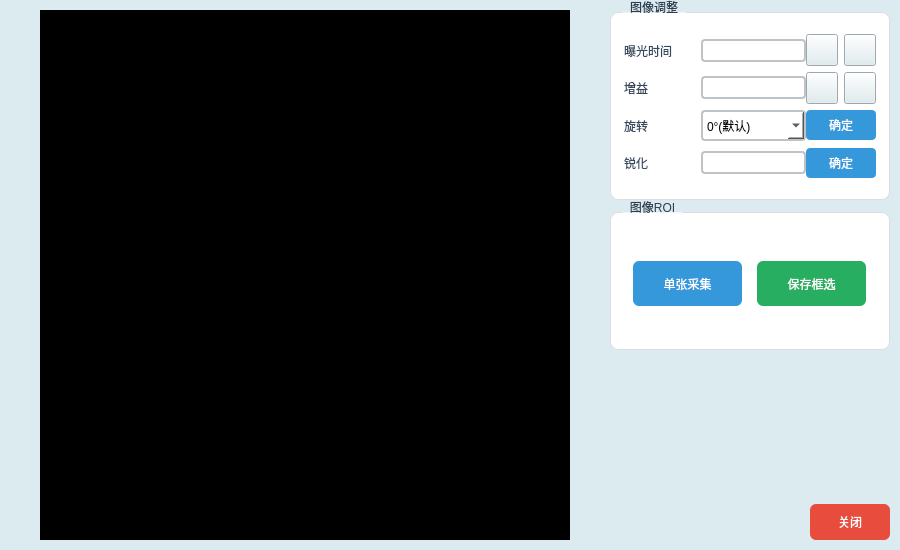
Qt form librecad/src/OCRdemo/Setting.ui (Hcj1108/Librecad_AFP5000) before a commit.
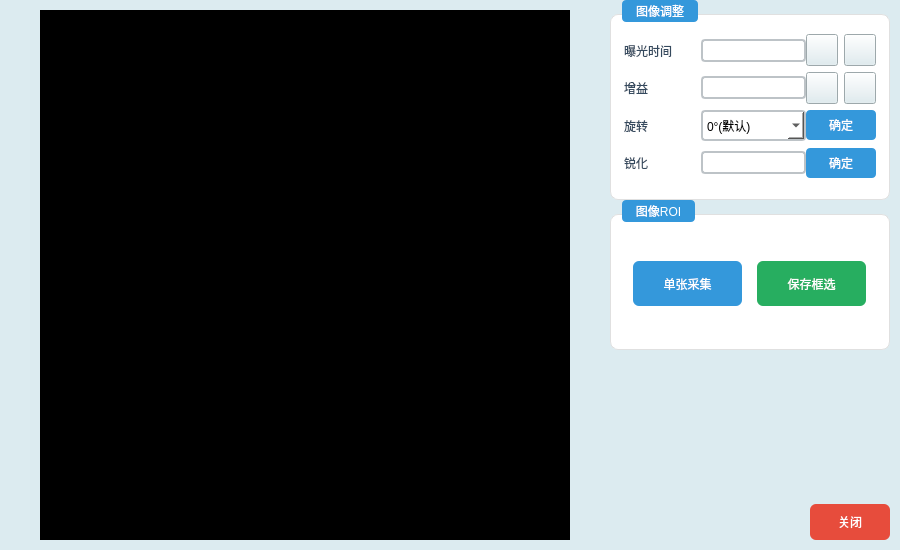
The same form after that commit. Icons and pictures are not drawn. Custom widgets are drawn as their Qt base class.

```diff
--- a/librecad/src/OCRdemo/Setting.ui
+++ b/librecad/src/OCRdemo/Setting.ui
@@ -124,8 +124,8 @@
            </size>
           </property>
           <property name="styleSheet">
-           <string notr="true">QGroupBox{font: bold 14px &quot;Microsoft YaHei&quot;; color: #2c3e50; border: 1px solid #dcdde1; border-radius: 8px; margin-top: 12px; padding-top: 14px; background: #ffffff;}
-QGroupBox::title{subcontrol-origin: margin; left: 12px; padding: 0 6px;}</string>
+           <string notr="true">QGroupBox{font: bold 14px &quot;Microsoft YaHei&quot;; color: #2c3e50; border: 1px solid #e0e0e0; border-radius: 8px; margin-top: 14px; padding-top: 18px; background: #ffffff;}
+QGroupBox::title{subcontrol-origin: margin; left: 12px; padding: 4px 12px; background: #3498db; color: white; border-radius: 4px;}</string>
           </property>
           <property name="title">
            <string>图像调整</string>
@@ -494,8 +494,8 @@
            </size>
           </property>
           <property name="styleSheet">
-           <string notr="true">QGroupBox{font: bold 14px &quot;Microsoft YaHei&quot;; color: #2c3e50; border: 1px solid #dcdde1; border-radius: 8px; margin-top: 12px; padding-top: 14px; background: #ffffff;}
-QGroupBox::title{subcontrol-origin: margin; left: 12px; padding: 0 6px;}</string>
+           <string notr="true">QGroupBox{font: bold 14px &quot;Microsoft YaHei&quot;; color: #2c3e50; border: 1px solid #e0e0e0; border-radius: 8px; margin-top: 14px; padding-top: 18px; background: #ffffff;}
+QGroupBox::title{subcontrol-origin: margin; left: 12px; padding: 4px 12px; background: #3498db; color: white; border-radius: 4px;}</string>
           </property>
           <property name="title">
            <string>图像ROI</string>
```
Left out of the diff: 4 changed lines with no effect on the pictures.
